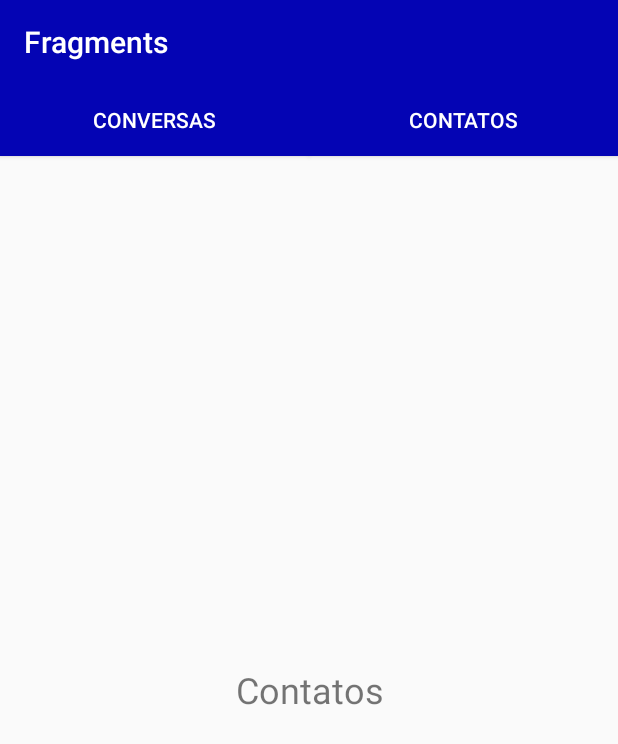
After one commit to CommiteiCerto/Fragments, an Android app: the fragment ContatosFragment placed in its activity, on a phone screen of 412 x 824 dp. The commit adds this screen. Shown: the top 744 px of the screen. Run offline under Robolectric (Android 15) with nearby library versions, the phone set to English and light mode, and no system bars.

Commit message:
Implementando novos fragments ao projeto

```diff
--- a/app/build.gradle
+++ b/app/build.gradle
@@ -23,6 +23,7 @@ dependencies {
     implementation fileTree(dir: 'libs', include: ['*.jar'])
     implementation 'androidx.appcompat:appcompat:1.0.2'
     implementation 'androidx.constraintlayout:constraintlayout:1.1.3'
+    implementation 'androidx.legacy:legacy-support-v4:1.0.0'
     testImplementation 'junit:junit:4.12'
     androidTestImplementation 'androidx.test.ext:junit:1.1.0'
     androidTestImplementation 'androidx.test.espresso:espresso-core:3.1.1'
--- a/app/src/main/AndroidManifest.xml
+++ b/app/src/main/AndroidManifest.xml
@@ -9,7 +9,7 @@
         android:roundIcon="@mipmap/ic_launcher_round"
         android:supportsRtl="true"
         android:theme="@style/AppTheme">
-        <activity android:name=".MainActivity">
+        <activity android:name=".activity.MainActivity">
             <intent-filter>
                 <action android:name="android.intent.action.MAIN" />
 
--- /dev/null
+++ b/app/src/main/java/com/example/fragments/activity/MainActivity.java
@@ -0,0 +1,65 @@
+package com.example.fragments.activity;
+
+import android.os.Bundle;
+import android.view.View;
+import android.widget.Button;
+
+import androidx.appcompat.app.AppCompatActivity;
+import androidx.fragment.app.FragmentTransaction;
+
+import com.example.fragments.R;
+import com.example.fragments.fragment.ContatosFragment;
+import com.example.fragments.fragment.ConversasFragment;
+
+public class MainActivity extends AppCompatActivity {
+
+    private Button buttonConversa;
+    private Button buttonContatos;
+
+    private ConversasFragment conversasFragment;
+    private ContatosFragment contatosFragment;
+
+    @Override
+    protected void onCreate(Bundle savedInstanceState) {
+        super.onCreate(savedInstanceState);
+        setContentView(R.layout.activity_main);
+        buttonConversa = findViewById(R.id.buttonConversas);
+        buttonContatos = findViewById(R.id.buttonContatos);
+
+        //Remover a sombra da ActionBar
+        getSupportActionBar().setElevation(0);
+
+
+
+
+        buttonContatos.setOnClickListener(new View.OnClickListener() {
+            @Override
+            public void onClick(View view) {
+                contatosFragment = new ContatosFragment();
+
+                // Configurar objeto para o Fragmento
+                FragmentTransaction transaction = getSupportFragmentManager().beginTransaction();
+                transaction.replace(R.id.frameConteudo,contatosFragment);
+                transaction.commit();//finalizar transacao
+
+            }
+        });
+
+        buttonConversa.setOnClickListener(new View.OnClickListener() {
+            @Override
+            public void onClick(View v) {
+
+                conversasFragment = new ConversasFragment();
+
+                // Configurar objeto para o Fragmento
+                FragmentTransaction transaction = getSupportFragmentManager().beginTransaction();
+                transaction.replace(R.id.frameConteudo,conversasFragment);
+                transaction.commit();//finalizar transacao
+
+            }
+        });
+
+
+
+    }
+}
--- /dev/null
+++ b/app/src/main/java/com/example/fragments/fragment/ContatosFragment.java
@@ -0,0 +1,39 @@
+package com.example.fragments.fragment;
+
+
+import android.os.Bundle;
+import android.view.LayoutInflater;
+import android.view.View;
+import android.view.ViewGroup;
+import android.widget.TextView;
+
+import androidx.fragment.app.Fragment;
+
+import com.example.fragments.R;
+
+/**
+ * A simple {@link Fragment} subclass.
+ */
+public class ContatosFragment extends Fragment {
+
+    private TextView textContato;
+
+
+    public ContatosFragment() {
+        // Required empty public constructor
+    }
+
+
+    @Override
+    public View onCreateView(LayoutInflater inflater, ViewGroup container,
+                             Bundle savedInstanceState) {
+        // Inflate the layout for this fragment
+        View view = inflater.inflate(R.layout.fragment_contatos, container, false);
+
+        textContato = view.findViewById(R.id.textContato);
+        textContato.setText("Contatos");
+
+        return view;
+    }
+
+}
--- a/app/src/main/res/layout/activity_main.xml
+++ b/app/src/main/res/layout/activity_main.xml
@@ -4,15 +4,52 @@
     xmlns:tools="http://schemas.android.com/tools"
     android:layout_width="match_parent"
     android:layout_height="match_parent"
-    tools:context=".MainActivity">
+    tools:context=".activity.MainActivity">
 
-    <TextView
+    <androidx.constraintlayout.widget.Guideline
+        android:id="@+id/guideline2"
         android:layout_width="wrap_content"
         android:layout_height="wrap_content"
-        android:text="Hello World!"
-        app:layout_constraintBottom_toBottomOf="parent"
-        app:layout_constraintLeft_toLeftOf="parent"
-        app:layout_constraintRight_toRightOf="parent"
+        android:orientation="vertical"
+        app:layout_constraintGuide_percent="0.5" />
+
+    <Button
+        android:id="@+id/buttonConversas"
+        android:layout_width="0dp"
+        android:layout_height="wrap_content"
+        android:background="@color/colorPrimary"
+        android:text="Conversas"
+        android:textColor="@android:color/background_light"
+        app:layout_constraintEnd_toStartOf="@+id/guideline2"
+        app:layout_constraintHorizontal_bias="0.483"
+        app:layout_constraintStart_toStartOf="parent"
         app:layout_constraintTop_toTopOf="parent" />
 
+    <Button
+        android:id="@+id/buttonContatos"
+        android:layout_width="0dp"
+        android:layout_height="wrap_content"
+        android:background="@color/colorPrimary"
+        android:text="Contatos"
+        android:textColor="@android:color/background_light"
+        app:layout_constraintEnd_toEndOf="parent"
+        app:layout_constraintHorizontal_bias="0.521"
+        app:layout_constraintStart_toStartOf="@+id/guideline2"
+        app:layout_constraintTop_toTopOf="parent" />
+
+    <FrameLayout
+        android:id="@+id/frameConteudo"
+        android:layout_width="0dp"
+        android:layout_height="0dp"
+        android:layout_marginStart="8dp"
+        android:layout_marginEnd="8dp"
+        android:layout_marginBottom="8dp"
+        app:layout_constraintBottom_toBottomOf="parent"
+        app:layout_constraintEnd_toEndOf="parent"
+        app:layout_constraintHorizontal_bias="0.0"
+        app:layout_constraintStart_toStartOf="parent"
+        app:layout_constraintTop_toBottomOf="@+id/buttonConversas"
+        app:layout_constraintVertical_bias="1.0">
+
+    </FrameLayout>
 </androidx.constraintlayout.widget.ConstraintLayout>
--- /dev/null
+++ b/app/src/main/res/layout/fragment_contatos.xml
@@ -0,0 +1,18 @@
+<?xml version="1.0" encoding="utf-8"?>
+<FrameLayout xmlns:android="http://schemas.android.com/apk/res/android"
+    xmlns:tools="http://schemas.android.com/tools"
+    android:layout_width="match_parent"
+    android:layout_height="match_parent"
+    tools:context=".fragment.ContatosFragment">
+
+    <!-- TODO: Update blank fragment layout -->
+    <TextView
+        android:id="@+id/textContato"
+        android:layout_width="match_parent"
+        android:layout_height="match_parent"
+        android:gravity="fill_vertical"
+        android:text="Contatos"
+        android:textAlignment="center"
+        android:textSize="24sp" />
+
+</FrameLayout>
--- a/app/src/main/res/values/colors.xml
+++ b/app/src/main/res/values/colors.xml
@@ -1,6 +1,6 @@
 <?xml version="1.0" encoding="utf-8"?>
 <resources>
-    <color name="colorPrimary">#008577</color>
+    <color name="colorPrimary">#0404B4</color>
     <color name="colorPrimaryDark">#00574B</color>
     <color name="colorAccent">#D81B60</color>
 </resources>
--- a/app/src/main/res/values/strings.xml
+++ b/app/src/main/res/values/strings.xml
@@ -1,3 +1,7 @@
 <resources>
     <string name="app_name">Fragments</string>
+    <string name="action_settings">Settings</string>
+
+    <!-- TODO: Remove or change this placeholder text -->
+    <string name="hello_blank_fragment">Hello blank fragment</string>
 </resources>
```
Also changed, not shown: app/src/main/java/com/example/fragments/MainActivity.java (deleted, +0 -14 lines), app/src/main/res/layout/fragment_conversas.xml (added, +18 -0 lines).
